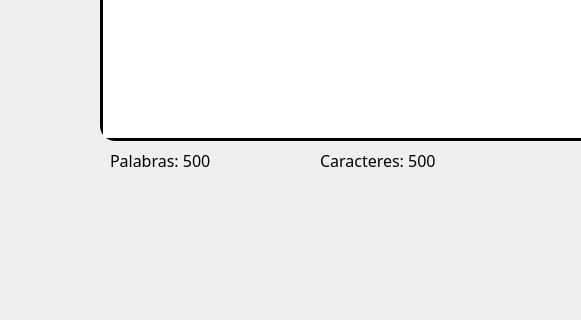
This is contadorPalabras.ui in majesquivel/Contador-de-Palabras-MJET as Qt 5 draws it before an edit; both pictures show x 0 to 581 and y 170 to 490 of the 800 by 600 pixel window. The edited form follows.
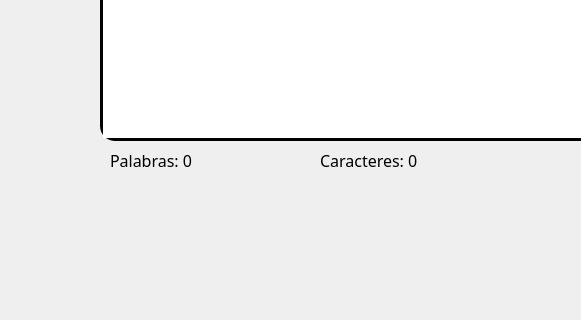
This is the edited form.

Commit message: Actalización Final

Patch:
```diff
--- a/contadorPalabras.ui
+++ b/contadorPalabras.ui
@@ -66,7 +66,7 @@
      <string notr="true"/>
     </property>
     <property name="text">
-     <string>Palabras: 500</string>
+     <string>Palabras: 0</string>
     </property>
    </widget>
    <widget class="QLabel" name="tvCaracteres">
@@ -85,7 +85,7 @@
      </font>
     </property>
     <property name="text">
-     <string>Caracteres: 500</string>
+     <string>Caracteres: 0</string>
     </property>
    </widget>
    <widget class="QPushButton" name="btnContar">
```
The commit also changes 1 other file.
